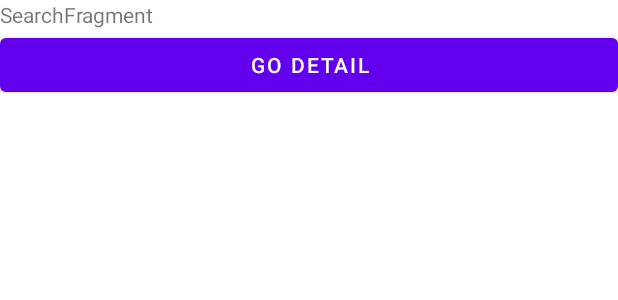
After one commit to oguzzhan/GithubSearcher, an Android app: the layout search_fragment.xml on its own in the app's theme, with its tools: preview values and no code run, on a phone screen of 412 x 824 dp. The commit adds this screen. Shown: the top 300 px of the screen. Run offline under Robolectric (Android 15) with nearby library versions, the phone set to English and light mode, and no system bars.

Commit message:
implemented navigation component and added search and detail fragments

```diff
--- a/app/src/main/java/com/ozzy/githubsearcher/MainActivity.kt
+++ b/app/src/main/java/com/ozzy/githubsearcher/ui/main/MainActivity.kt
@@ -1,7 +1,8 @@
-package com.ozzy.githubsearcher
+package com.ozzy.githubsearcher.ui.main
 
 import androidx.appcompat.app.AppCompatActivity
 import android.os.Bundle
+import com.ozzy.githubsearcher.R
 
 class MainActivity : AppCompatActivity() {
     override fun onCreate(savedInstanceState: Bundle?) {
--- /dev/null
+++ b/app/src/main/res/layout/search_fragment.xml
@@ -0,0 +1,34 @@
+<?xml version="1.0" encoding="utf-8"?>
+<layout xmlns:android="http://schemas.android.com/apk/res/android"
+    xmlns:app="http://schemas.android.com/apk/res-auto"
+    xmlns:tools="http://schemas.android.com/tools">
+
+    <data>
+
+        <variable
+            name="viewModel"
+            type="com.ozzy.githubsearcher.ui.search.SearchViewModel" />
+    </data>
+
+    <androidx.constraintlayout.widget.ConstraintLayout
+        android:layout_width="match_parent"
+        android:layout_height="match_parent"
+        tools:context=".ui.search.SearchFragment">
+
+        <TextView
+            android:id="@+id/textViewSearch"
+            android:layout_width="match_parent"
+            android:layout_height="wrap_content"
+            android:text="SearchFragment"
+            app:layout_constraintTop_toTopOf="parent" />
+
+
+        <Button
+            android:id="@+id/buttonGo"
+            android:text="Go Detail"
+            android:layout_width="match_parent"
+            android:layout_height="wrap_content"
+            app:layout_constraintTop_toBottomOf="@id/textViewSearch" />
+
+    </androidx.constraintlayout.widget.ConstraintLayout>
+</layout>
```
Also changed, not shown: app/src/main/java/com/ozzy/githubsearcher/core/Constants.kt (added, +10 -0 lines), app/src/main/java/com/ozzy/githubsearcher/ui/detail/DetailFragment.kt (added, +32 -0 lines), app/src/main/java/com/ozzy/githubsearcher/ui/detail/DetailViewModel.kt (added, +7 -0 lines), app/src/main/java/com/ozzy/githubsearcher/ui/search/SearchFragment.kt (added, +37 -0 lines), app/src/main/java/com/ozzy/githubsearcher/ui/search/SearchViewModel.kt (added, +7 -0 lines), app/src/main/res/layout/activity_main.xml (+19 -8 lines), app/src/main/res/layout/detail_fragment.xml (added, +23 -0 lines), app/src/main/res/navigation/nav_main.xml (added, +22 -0 lines).
